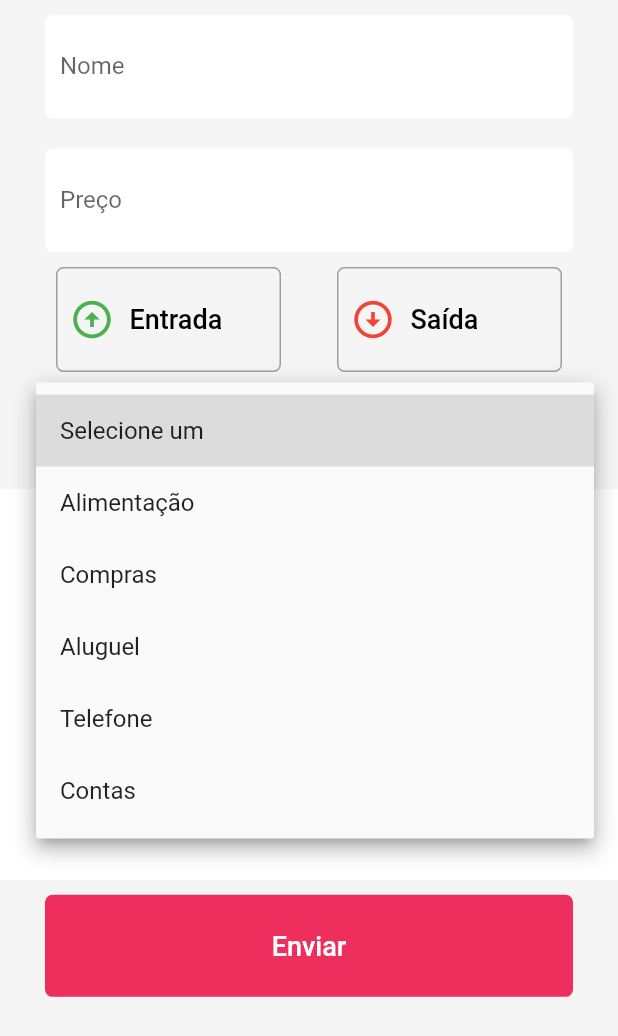
After one commit to LeoAlthoff/warr_finances_app, a Flutter app: the RegistrationPage screen opened directly, after a tap on "Selecione um", on a phone screen of 412 x 824 dp. The commit adds this screen. Shown: the top 1036 px of the screen. Run offline on Flutter 3.47's test engine with Material 2 defaults, Android fonts, the phone set to English and light mode, and no system bars; our stand-ins replace pie_chart.

Commit message:
[change] Refector register

```diff
--- a/lib/main.dart
+++ b/lib/main.dart
@@ -1,5 +1,5 @@
 import 'package:flutter/material.dart';
-import 'package:flutter_teste_app/presenter/login_page/login_page.dart';
+import 'presenter/login_page/login_page.dart';
 
 void main() {
   runApp(
--- a/lib/presenter/home_page/widgets/balance_container.dart
+++ b/lib/presenter/home_page/widgets/balance_container.dart
@@ -1,5 +1,5 @@
 import 'package:flutter/material.dart';
-import 'package:flutter_teste_app/shared/utils/format_money.dart';
+import '../../../shared/utils/format_money.dart';
 
 class BalanceContainer extends StatelessWidget {
   final bool expense;
--- a/lib/presenter/home_page/widgets/body_home.dart
+++ b/lib/presenter/home_page/widgets/body_home.dart
@@ -1,6 +1,7 @@
 import 'package:flutter/material.dart';
+
+import 'balance_container.dart';
 import 'main_container_home.dart';
-import 'balance_container.dart';
 
 class BodyHome extends StatelessWidget {
   const BodyHome({
--- /dev/null
+++ b/lib/presenter/register_page/widgets/register_body.dart
@@ -0,0 +1,45 @@
+import 'package:flutter/material.dart';
+
+import '../../../shared/widgets/input_text_container.dart';
+import 'combo_box.dart';
+import 'custom_button.dart';
+import 'custom_send_button.dart';
+
+class BodyRegister extends StatelessWidget {
+  const BodyRegister({
+    Key? key,
+  }) : super(key: key);
+
+  @override
+  Widget build(BuildContext context) {
+    return Column(
+      children: [
+        const TextInputContainer(
+          textValue: 'Nome',
+        ),
+        const TextInputContainer(
+          textValue: 'Preço',
+        ),
+        Row(
+          mainAxisAlignment: MainAxisAlignment.spaceEvenly,
+          children: const [
+            CustomButton(
+              income: true,
+              textValue: 'Entrada',
+            ),
+            CustomButton(
+              income: false,
+              textValue: 'Saída',
+            ),
+          ],
+        ),
+        const ComboBox(),
+        Image.asset(
+          'assets/images/cadastro.png',
+          width: MediaQuery.of(context).size.width,
+        ),
+        const CustomSendButton(),
+      ],
+    );
+  }
+}
--- a/lib/presenter/summary_page/widgets/itens_summary_page.dart
+++ b/lib/presenter/summary_page/widgets/itens_summary_page.dart
@@ -1,5 +1,5 @@
 import 'package:flutter/material.dart';
-import 'package:flutter_teste_app/shared/utils/format_money.dart';
+import '../../../shared/utils/format_money.dart';
 import 'package:pie_chart/pie_chart.dart';
 import 'info_chart_summary.dart';
 
```
Also changed, not shown: lib/presenter/register_page/register_page.dart (+4 -48 lines).
